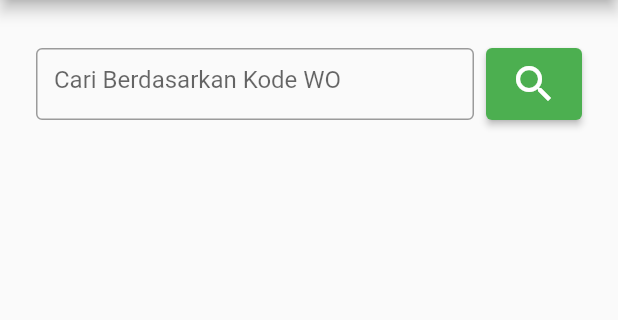
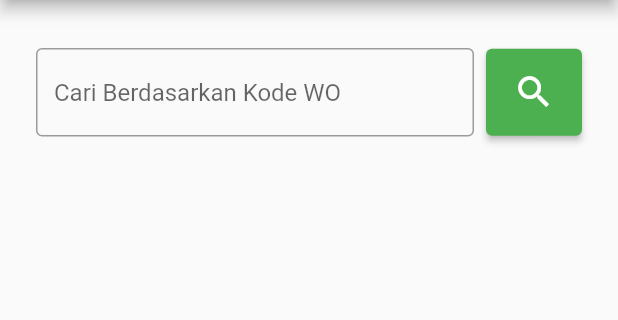
Before and after one commit to refinerydev/flutter_application_crud, a Flutter app: the screen it shows after launch, after a tap on "Pemutusan", on a phone screen of 412 x 824 dp, the part 84-404 px from its top. Run offline on Flutter 3.47's test engine with Material 2 defaults, Android fonts, the phone set to English and light mode, and no system bars; our stand-ins replace geolocator, image_picker; network calls fail.

Commit message:
fix: all

```diff
--- a/lib/dashboard_screen.dart
+++ b/lib/dashboard_screen.dart
@@ -67,7 +67,7 @@ class DashboardScreen extends StatelessWidget {
                     mainAxisAlignment: MainAxisAlignment.center,
                     children: [
                       Icon(
-                        Icons.widgets,
+                        Icons.done,
                         size: 64.0,
                         color: Colors.white,
                       ),
--- a/lib/data_screen.dart
+++ b/lib/data_screen.dart
@@ -36,7 +36,6 @@ class _DataScreenState extends State<DataScreen> {
           mainAxisAlignment: MainAxisAlignment.spaceBetween,
           children: [
             Container(
-              height: 48,
               width: MediaQuery.of(context).size.width - 120,
               child: TextFormField(
                 controller: searchController,
@@ -47,7 +46,7 @@ class _DataScreenState extends State<DataScreen> {
               ),
             ),
             Container(
-                height: 48,
+                height: 58,
                 child: ElevatedButton(
                   style: ElevatedButton.styleFrom(
                     primary: Colors.green,
@@ -63,7 +62,7 @@ class _DataScreenState extends State<DataScreen> {
                   },
                   child: Icon(
                     Icons.search,
-                    size: 32,
+                    size: 28,
                   ),
                 )),
           ],
```
